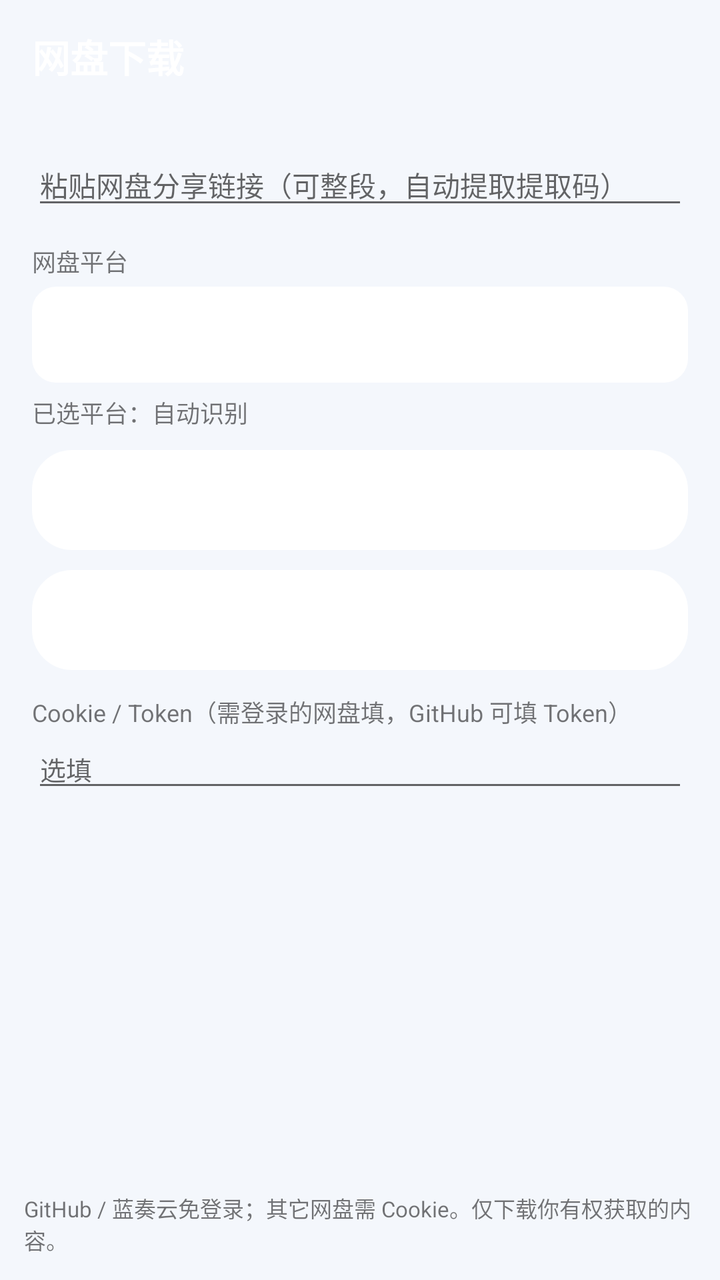
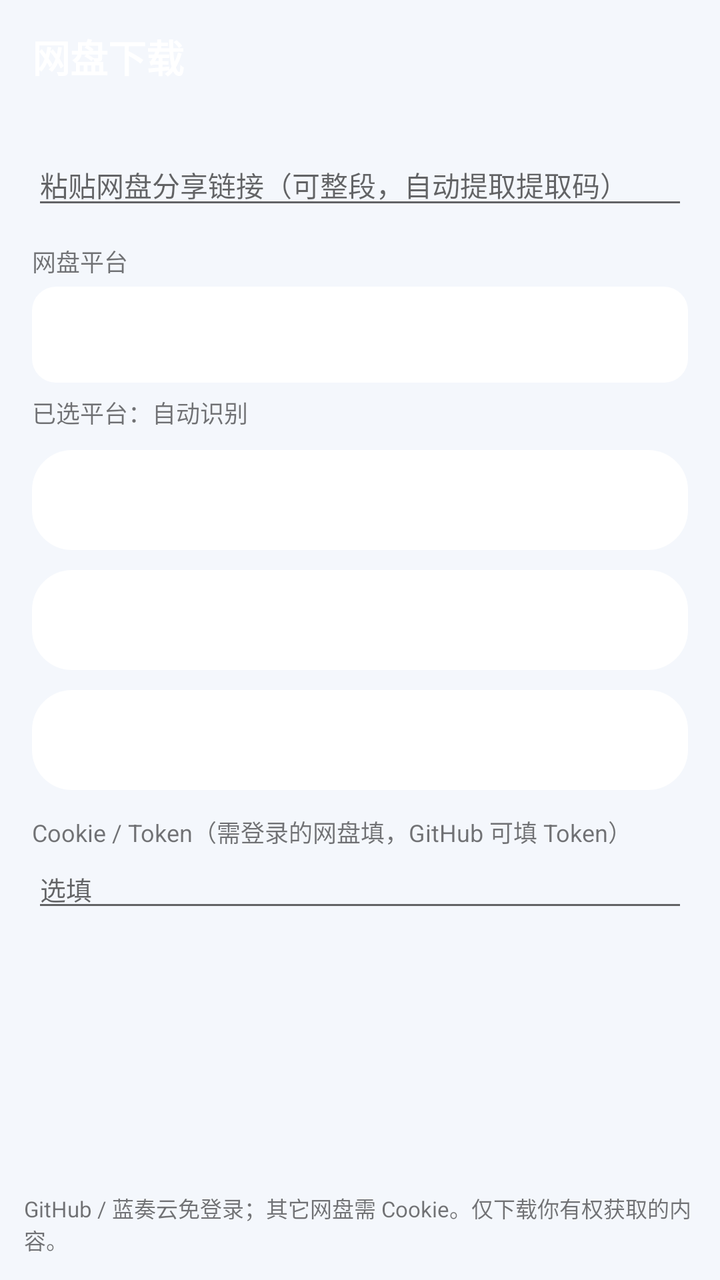

Before-and-after screenshots of an Android layout around one commit, followed by the original layout XML and the change that was made.
<!-- AndroidManifest.xml: application theme ThemeJisuBase -->
<!-- res/layout/activity_pan.xml -->
<?xml version="1.0" encoding="utf-8"?>
<LinearLayout xmlns:android="http://schemas.android.com/apk/res/android"
    android:id="@+id/root"
    android:layout_width="match_parent"
    android:layout_height="match_parent"
    android:orientation="vertical">

    <LinearLayout
        android:id="@+id/header"
        android:layout_width="match_parent"
        android:layout_height="56dp"
        android:orientation="horizontal"
        android:gravity="center_vertical"
        android:paddingLeft="16dp"
        android:paddingRight="8dp">

        <TextView
            android:layout_width="0dp"
            android:layout_height="wrap_content"
            android:layout_weight="1"
            android:text="网盘下载"
            android:textSize="19sp"
            android:textStyle="bold"
            android:textColor="@android:color/white" />
    </LinearLayout>

    <LinearLayout
        android:layout_width="match_parent"
        android:layout_height="wrap_content"
        android:orientation="vertical"
        android:padding="16dp">

        <EditText
            android:id="@+id/panInput"
            android:layout_width="match_parent"
            android:layout_height="wrap_content"
            android:hint="粘贴网盘分享链接（可整段，自动提取提取码）"
            android:inputType="textMultiLine"
            android:maxLines="3"
            android:textSize="14sp" />

        <TextView
            android:layout_width="match_parent"
            android:layout_height="wrap_content"
            android:layout_marginTop="12dp"
            android:text="网盘平台"
            android:textSize="12sp" />

        <Spinner
            android:id="@+id/panPlatformSpinner"
            android:layout_width="match_parent"
            android:layout_height="48dp"
            android:layout_marginTop="4dp"
            android:background="@drawable/bg_input" />

        <TextView
            android:id="@+id/panPlatform"
            android:layout_width="match_parent"
            android:layout_height="wrap_content"
            android:layout_marginTop="6dp"
            android:text="已选平台：自动识别"
            android:textSize="12sp" />

        <TextView
            android:id="@+id/btnWebLogin"
            android:layout_width="match_parent"
            android:layout_height="wrap_content"
            android:layout_marginTop="10dp"
            android:padding="14dp"
            android:gravity="center"
            android:text="网页登录（自动提取 Cookie）"
            android:textSize="15sp"
            android:textStyle="bold"
            android:textColor="@android:color/white"
            android:background="@drawable/bg_pill_filled" />

        <TextView
            android:id="@+id/btnParse"
            android:layout_width="match_parent"
            android:layout_height="wrap_content"
            android:layout_marginTop="10dp"
            android:padding="14dp"
            android:gravity="center"
            android:text="解析文件列表"
            android:textSize="15sp"
            android:textStyle="bold"
            android:textColor="@android:color/white"
            android:background="@drawable/bg_pill_filled" />

        <TextView
            android:layout_width="match_parent"
            android:layout_height="wrap_content"
            android:layout_marginTop="12dp"
            android:text="Cookie / Token（需登录的网盘填，GitHub 可填 Token）"
            android:textSize="12sp" />

        <EditText
            android:id="@+id/panCookie"
            android:layout_width="match_parent"
            android:layout_height="wrap_content"
            android:hint="选填"
            android:inputType="text"
            android:textSize="13sp" />
    </LinearLayout>

    <ListView
        android:id="@+id/panList"
        android:layout_width="match_parent"
        android:layout_height="0dp"
        android:layout_weight="1"
        android:dividerHeight="1dp" />

    <TextView
        android:id="@+id/panHint"
        android:layout_width="match_parent"
        android:layout_height="wrap_content"
        android:padding="12dp"
        android:text="GitHub / 蓝奏云免登录；其它网盘需 Cookie。仅下载你有权获取的内容。"
        android:textSize="11sp" />
</LinearLayout>
<!-- resources referenced by this layout -->
<resources>
  <!-- drawable bg_input (drawable) -->
  <?xml version="1.0" encoding="utf-8"?>
  <shape xmlns:android="http://schemas.android.com/apk/res/android"
      android:shape="rectangle">
      <solid android:color="@android:color/white" />
      <corners android:radius="12dp" />
  </shape>
  <!-- drawable bg_pill_filled (drawable) -->
  <?xml version="1.0" encoding="utf-8"?>
  <shape xmlns:android="http://schemas.android.com/apk/res/android"
      android:shape="rectangle">
      <solid android:color="@android:color/white" />
      <corners android:radius="20dp" />
  </shape>
  <style name="ThemeJisuBase" parent="@android:style/Theme.Material.Light.NoActionBar">
          <item name="android:windowBackground">@color/blue_bg</item>
          <item name="android:statusBarColor">@color/blue_primary_dark</item>
          <item name="android:navigationBarColor">@color/blue_bg</item>
          <item name="android:textColorPrimary">@color/blue_text</item>
          <item name="android:colorAccent">@color/blue_primary</item>
          <item name="colorPrimary">@color/blue_primary</item>
          <item name="colorBg">@color/blue_bg</item>
          <item name="colorCard">@color/blue_card</item>
          <item name="colorText">@color/blue_text</item>
          <item name="colorSub">@color/blue_sub</item>
          <item name="colorLine">@color/blue_line</item>
          <item name="colorTrack">@color/blue_track</item>
      </style>
  <color name="blue_bg">#F4F7FC</color>
  <color name="blue_primary_dark">#0B4FBF</color>
  <color name="blue_text">#16202E</color>
  <color name="blue_primary">#1B6EF3</color>
  <color name="blue_card">#FFFFFF</color>
  <color name="blue_sub">#6B7A8F</color>
  <color name="blue_line">#E1E8F2</color>
  <color name="blue_track">#DCE6F5</color>
</resources>

<!-- the commit's change to res/layout/activity_pan.xml (unified diff, before → after) -->
@@ -75,6 +75,19 @@
             android:background="@drawable/bg_pill_filled" />
 
         <TextView
+            android:id="@+id/btnMyFiles"
+            android:layout_width="match_parent"
+            android:layout_height="wrap_content"
+            android:layout_marginTop="10dp"
+            android:padding="14dp"
+            android:gravity="center"
+            android:text="我的文件（登录后浏览网盘）"
+            android:textSize="15sp"
+            android:textStyle="bold"
+            android:textColor="@android:color/white"
+            android:background="@drawable/bg_pill_filled" />
+
+        <TextView
             android:id="@+id/btnParse"
             android:layout_width="match_parent"
             android:layout_height="wrap_content"
